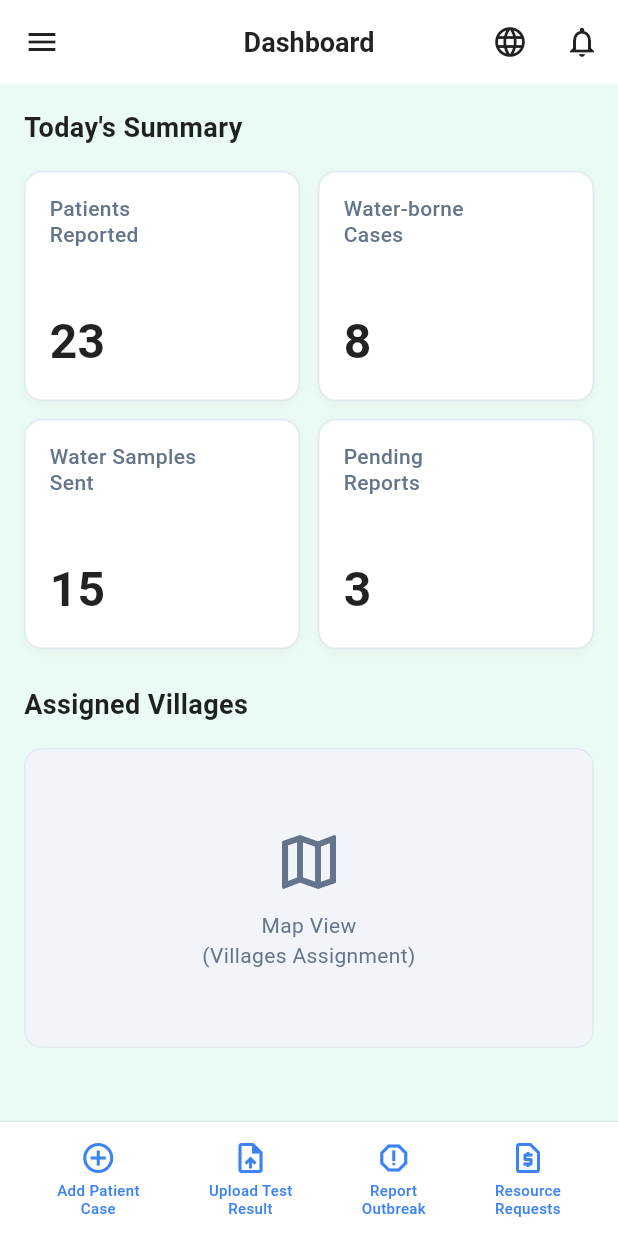
After one commit to Stephen13-05/Jalsuraksha, a Flutter app: the ClinicDashboard screen opened directly, on a phone screen of 412 x 824 dp. The commit adds this screen. Run offline on Flutter 3.47's test engine with Material 3 defaults, Android fonts, the phone set to English and light mode, and no system bars; our stand-ins replace cloud_firestore, file_picker, firebase_core, flutter_map, image_picker, latlong2 and 2 more; accounts and stored records are empty.

Commit message:
login and dashboard done

```diff
--- /dev/null
+++ b/app/lib/frontend/Localclincs/Dashboard.dart
@@ -0,0 +1,276 @@
+import 'package:flutter/material.dart';
+import 'package:app/l10n/app_localizations.dart';
+
+class ClinicDashboard extends StatefulWidget {
+  const ClinicDashboard({super.key});
+
+  @override
+  State<ClinicDashboard> createState() => _ClinicDashboardState();
+}
+
+class _ClinicDashboardState extends State<ClinicDashboard> {
+  @override
+  Widget build(BuildContext context) {
+    final localizations = AppLocalizations.of(context);
+
+    return Scaffold(
+      appBar: AppBar(
+        elevation: 0,
+        backgroundColor: Colors.white,
+        leading: IconButton(
+          icon: const Icon(Icons.menu, color: Colors.black87),
+          onPressed: () {
+            // TODO: Open drawer
+          },
+        ),
+        title: const Text(
+          'Dashboard',
+          style: TextStyle(
+            color: Colors.black87,
+            fontSize: 18,
+            fontWeight: FontWeight.w600,
+          ),
+        ),
+        centerTitle: true,
+        actions: [
+          IconButton(
+            icon: const Icon(Icons.language, color: Colors.black87),
+            onPressed: () {
+              // TODO: Language selector
+            },
+          ),
+          IconButton(
+            icon: const Icon(Icons.notifications_outlined, color: Colors.black87),
+            onPressed: () {
+              // TODO: Notifications
+            },
+          ),
+        ],
+      ),
+      body: SingleChildScrollView(
+        padding: const EdgeInsets.all(16.0),
+        child: Column(
+          crossAxisAlignment: CrossAxisAlignment.start,
+          children: [
+            // Today's Summary Section
+            const Text(
+              "Today's Summary",
+              style: TextStyle(
+                fontSize: 18,
+                fontWeight: FontWeight.w600,
+                color: Colors.black87,
+              ),
+            ),
+            const SizedBox(height: 16),
+
+            // Summary Cards Grid
+            GridView.count(
+              crossAxisCount: 2,
+              shrinkWrap: true,
+              physics: const NeverScrollableScrollPhysics(),
+              crossAxisSpacing: 12,
+              mainAxisSpacing: 12,
+              childAspectRatio: 1.2,
+              children: [
+                _buildSummaryCard(
+                  title: 'Patients\nReported',
+                  value: '23',
+                  backgroundColor: Colors.white,
+                ),
+                _buildSummaryCard(
+                  title: 'Water-borne\nCases',
+                  value: '8',
+                  backgroundColor: Colors.white,
+                ),
+                _buildSummaryCard(
+                  title: 'Water Samples\nSent',
+                  value: '15',
+                  backgroundColor: Colors.white,
+                ),
+                _buildSummaryCard(
+                  title: 'Pending\nReports',
+                  value: '3',
+                  backgroundColor: Colors.white,
+                ),
+              ],
+            ),
+
+            const SizedBox(height: 24),
+
+            // Assigned Villages Section
+            const Text(
+              'Assigned Villages',
+              style: TextStyle(
+                fontSize: 18,
+                fontWeight: FontWeight.w600,
+                color: Colors.black87,
+              ),
+            ),
+            const SizedBox(height: 16),
+
+            // Map Container
+            Container(
+              height: 200,
+              decoration: BoxDecoration(
+                color: const Color(0xFFF1F5F9),
+                borderRadius: BorderRadius.circular(12),
+                border: Border.all(color: const Color(0xFFE2E8F0)),
+              ),
+              child: const Center(
+                child: Column(
+                  mainAxisAlignment: MainAxisAlignment.center,
+                  children: [
+                    Icon(
+                      Icons.map_outlined,
+                      size: 48,
+                      color: Color(0xFF64748B),
+                    ),
+                    SizedBox(height: 8),
+                    Text(
+                      'Map View\n(Villages Assignment)',
+                      textAlign: TextAlign.center,
+                      style: TextStyle(
+                        color: Color(0xFF64748B),
+                        fontSize: 14,
+                      ),
+                    ),
+                  ],
+                ),
+              ),
+            ),
+
+            const SizedBox(height: 80), // Space for bottom navigation
+          ],
+        ),
+      ),
+
+      // Bottom Navigation Bar
+      bottomNavigationBar: Container(
+        decoration: const BoxDecoration(
+          color: Colors.white,
+          border: Border(
+            top: BorderSide(color: Color(0xFFE2E8F0), width: 1),
+          ),
+        ),
+        child: SafeArea(
+          child: Padding(
+            padding: const EdgeInsets.symmetric(vertical: 8),
+            child: Row(
+              mainAxisAlignment: MainAxisAlignment.spaceEvenly,
+              children: [
+                _buildBottomNavItem(
+                  icon: Icons.add_circle_outline,
+                  label: 'Add Patient\nCase',
+                  onTap: () {
+                    // TODO: Navigate to Add Patient Case
+                  },
+                ),
+                _buildBottomNavItem(
+                  icon: Icons.upload_file_outlined,
+                  label: 'Upload Test\nResult',
+                  onTap: () {
+                    // TODO: Navigate to Upload Test Result
+                  },
+                ),
+                _buildBottomNavItem(
+                  icon: Icons.report_outlined,
+                  label: 'Report\nOutbreak',
+                  onTap: () {
+                    // TODO: Navigate to Report Outbreak
+                  },
+                ),
+                _buildBottomNavItem(
+                  icon: Icons.request_page_outlined,
+                  label: 'Resource\nRequests',
+                  onTap: () {
+                    // TODO: Navigate to Resource Requests
+                  },
+                ),
+              ],
+            ),
+          ),
+        ),
+      ),
+    );
+  }
+
+  Widget _buildSummaryCard({
+    required String title,
+    required String value,
+    required Color backgroundColor,
+  }) {
+    return Container(
+      decoration: BoxDecoration(
+        color: backgroundColor,
+        borderRadius: BorderRadius.circular(12),
+        border: Border.all(color: const Color(0xFFE2E8F0)),
+        boxShadow: [
+          BoxShadow(
+            color: Colors.black.withOpacity(0.04),
+            blurRadius: 4,
+            offset: const Offset(0, 2),
+          ),
+        ],
+      ),
+      padding: const EdgeInsets.all(16),
+      child: Column(
+        crossAxisAlignment: CrossAxisAlignment.start,
+        mainAxisAlignment: MainAxisAlignment.spaceBetween,
+        children: [
+          Text(
+            title,
+            style: const TextStyle(
+              fontSize: 14,
+              fontWeight: FontWeight.w500,
+              color: Color(0xFF64748B),
+              height: 1.2,
+            ),
+          ),
+          const SizedBox(height: 8),
+          Text(
+            value,
+            style: const TextStyle(
+              fontSize: 32,
+              fontWeight: FontWeight.w700,
+              color: Colors.black87,
+            ),
+          ),
+        ],
+      ),
+    );
+  }
+
+  Widget _buildBottomNavItem({
+    required IconData icon,
+    required String label,
+    required VoidCallback onTap,
+  }) {
+    return GestureDetector(
+      onTap: onTap,
+      child: Container(
+        padding: const EdgeInsets.symmetric(horizontal: 8, vertical: 4),
+        child: Column(
+          mainAxisSize: MainAxisSize.min,
+          children: [
+            Icon(
+              icon,
+              size: 24,
+              color: const Color(0xFF3B82F6),
+            ),
+            const SizedBox(height: 4),
+            Text(
+              label,
+              textAlign: TextAlign.center,
+              style: const TextStyle(
+                fontSize: 10,
+                fontWeight: FontWeight.w500,
+                color: Color(0xFF3B82F6),
+                height: 1.2,
+              ),
+            ),
+          ],
+        ),
+      ),
+    );
+  }
+}
```
Also changed, not shown: app/lib/frontend/Localclincs/Login.dart (added, +320 -0 lines), app/lib/frontend/Localclincs/Signup.dart (+9 -1 lines).
